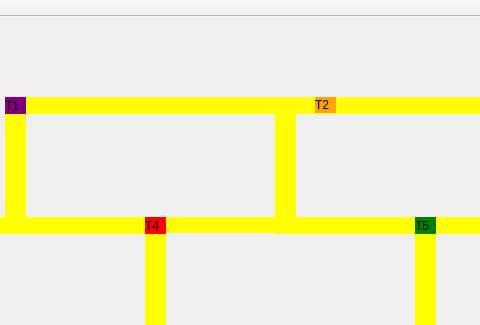
The window that mainwindow.ui (mariamandafm/Avaliacao-SO-Trem) describes before a commit, drawn with Qt 5; both pictures show x 145 to 625 and y 0 to 325 of the 924 by 585 pixel window.
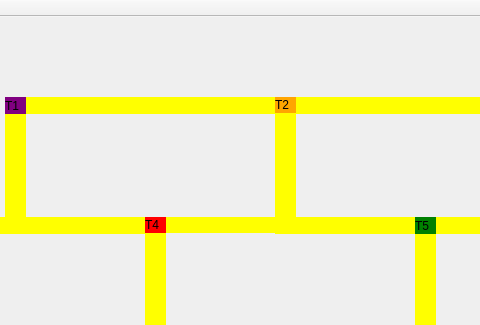
The same window after the commit.

What changed in the file:
```diff
--- a/mainwindow.ui
+++ b/mainwindow.ui
@@ -155,7 +155,7 @@
    <widget class="QLabel" name="label_trem2">
     <property name="geometry">
      <rect>
-      <x>460</x>
+      <x>420</x>
       <y>80</y>
       <width>21</width>
       <height>16</height>
@@ -309,7 +309,7 @@
       <x>290</x>
       <y>200</y>
       <width>21</width>
-      <height>17</height>
+      <height>16</height>
      </rect>
     </property>
     <property name="styleSheet">
```
